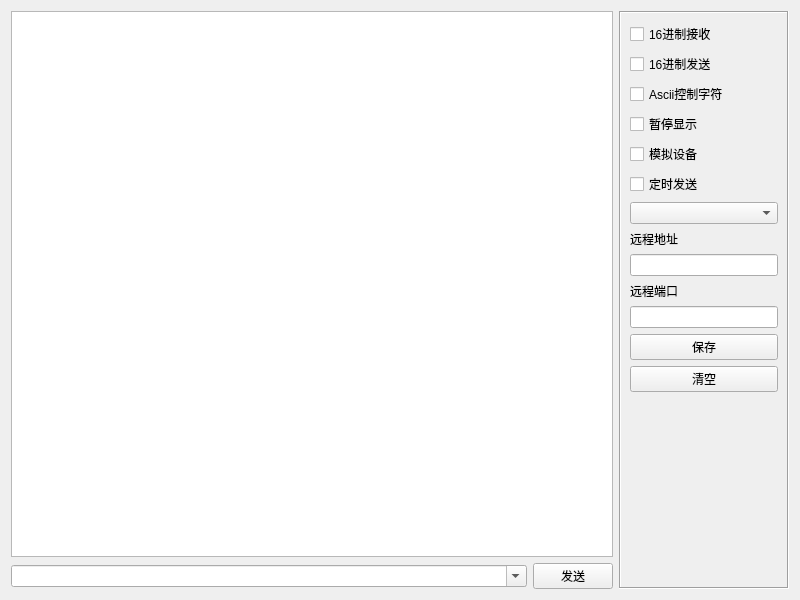
Old version of the form nettool/form/frmudpclient.ui in the repository feiyangqingyun/QWidgetDemo.
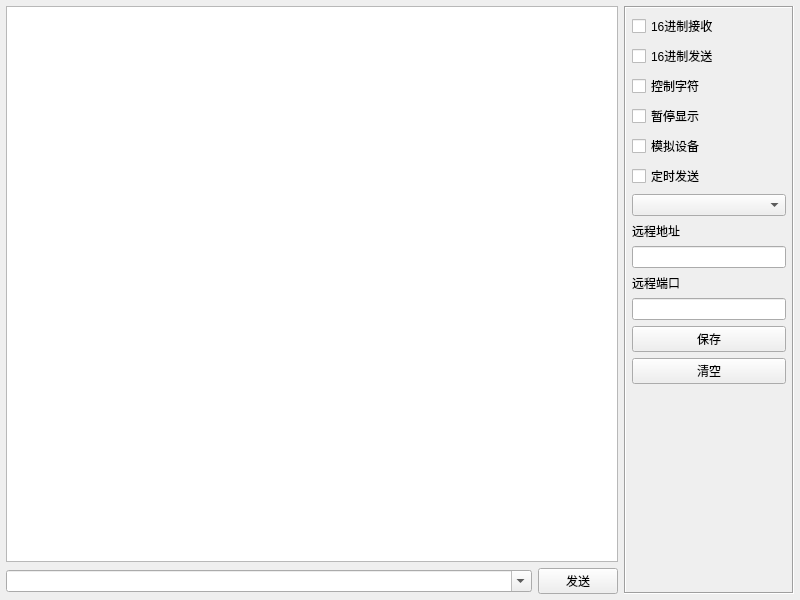
New version of the form.

Patch:
```diff
--- a/nettool/form/frmudpclient.ui
+++ b/nettool/form/frmudpclient.ui
@@ -14,6 +14,18 @@
    <string>Form</string>
   </property>
   <layout class="QGridLayout" name="gridLayout">
+   <property name="leftMargin">
+    <number>6</number>
+   </property>
+   <property name="topMargin">
+    <number>6</number>
+   </property>
+   <property name="rightMargin">
+    <number>6</number>
+   </property>
+   <property name="bottomMargin">
+    <number>6</number>
+   </property>
    <item row="0" column="0">
     <widget class="QTextEdit" name="txtMain">
      <property name="readOnly">
@@ -42,6 +54,18 @@
       <enum>QFrame::Sunken</enum>
      </property>
      <layout class="QVBoxLayout" name="verticalLayout_2">
+      <property name="leftMargin">
+       <number>6</number>
+      </property>
+      <property name="topMargin">
+       <number>6</number>
+      </property>
+      <property name="rightMargin">
+       <number>6</number>
+      </property>
+      <property name="bottomMargin">
+       <number>6</number>
+      </property>
       <item>
        <widget class="QCheckBox" name="ckHexReceive">
         <property name="text">
@@ -59,7 +83,7 @@
       <item>
        <widget class="QCheckBox" name="ckAscii">
         <property name="text">
-         <string>Ascii控制字符</string>
+         <string>控制字符</string>
         </property>
        </widget>
       </item>
```
